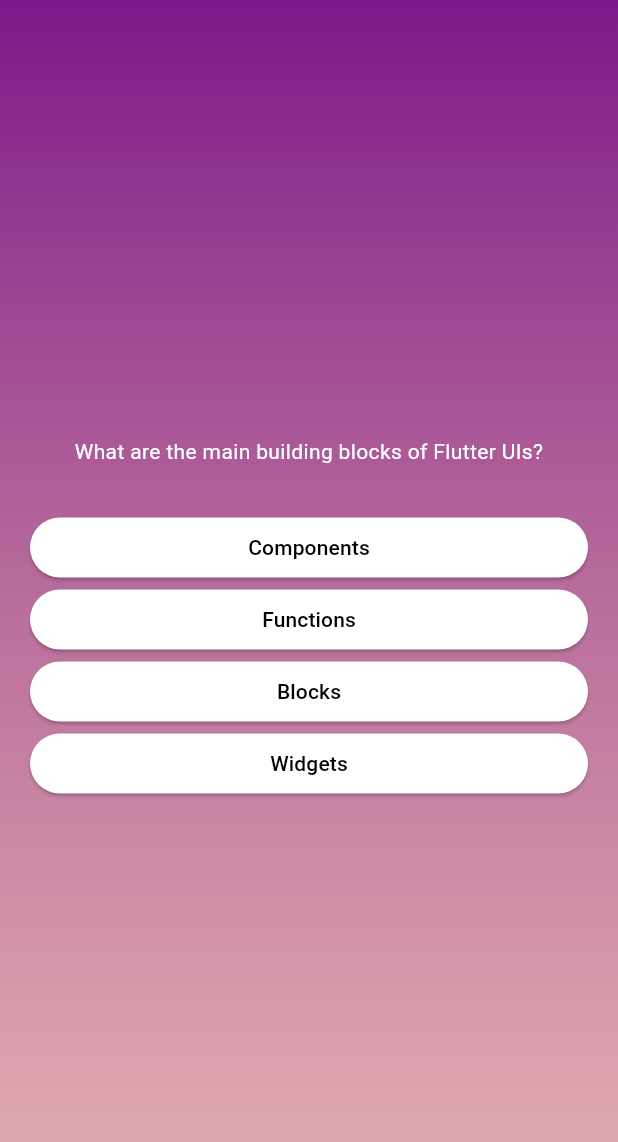
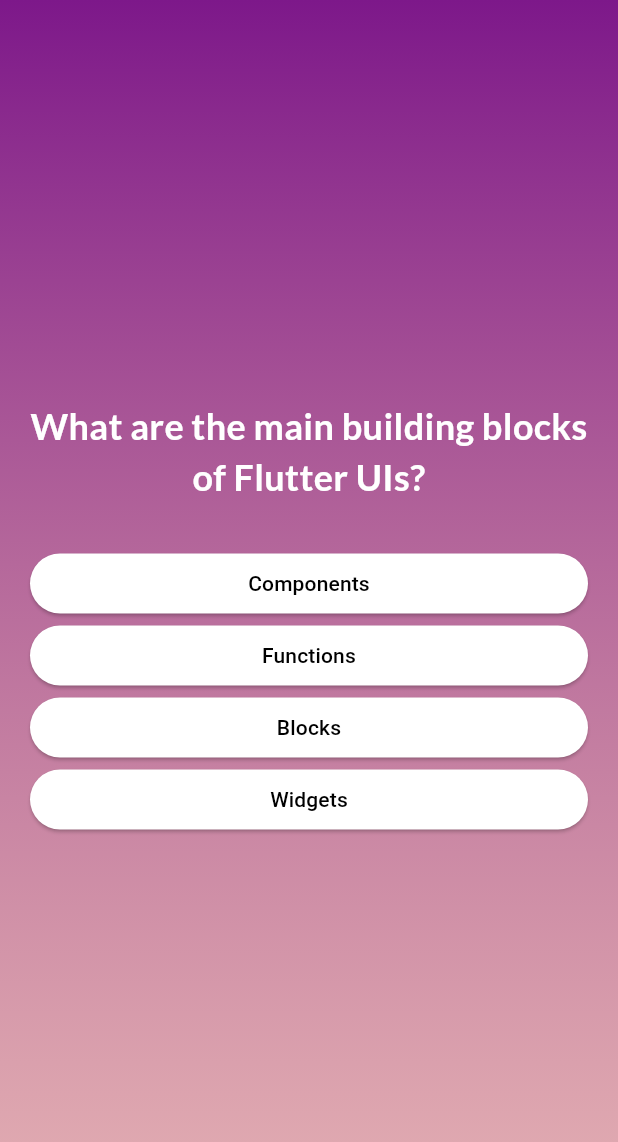
Before and after one commit to shoumik334/quiz_app, a Flutter app: the screen it shows after launch, after a tap on "Start Quiz", on a phone screen of 412 x 824 dp. Shown: the top 1142 px of the screen. Run offline on Flutter 3.47's test engine with Material 3 defaults, Android fonts, the phone set to English and light mode, and no system bars; our stand-ins replace google_fonts.

Commit message:
including google fonts

```diff
--- a/lib/answer_button.dart
+++ b/lib/answer_button.dart
@@ -16,6 +16,6 @@ class AnswerButton extends StatelessWidget {
       shape: RoundedRectangleBorder(borderRadius: BorderRadius.circular(40)),
 
       ) ,
-    child: Text(answerText));
+    child: Text(answerText,textAlign: TextAlign.center,));
   }
 }
--- a/lib/questions_screen.dart
+++ b/lib/questions_screen.dart
@@ -1,6 +1,8 @@
 import 'package:flutter/material.dart';
 import 'package:quiz_app/answer_button.dart';
 import 'package:quiz_app/data/questions.dart';
+import 'package:google_fonts/google_fonts.dart';
+
 //import 'package:quiz_app/models/quiz_question.dart';
 
 class QuestionsScreen extends StatefulWidget {
@@ -13,9 +15,17 @@ class QuestionsScreen extends StatefulWidget {
 }
 
 class _QuestionsScreenState extends State<QuestionsScreen> {
+  var currentQuestionIndex = 0;
+
+  void answerQuestion() {
+    setState(() {
+      currentQuestionIndex++;
+    });
+  }
+
   @override
   Widget build(context) {
-    final currentQuestion = questions[0];
+    final currentQuestion = questions[currentQuestionIndex];
 
     return SizedBox(
       width: double.infinity,
@@ -27,13 +37,17 @@ class _QuestionsScreenState extends State<QuestionsScreen> {
           children: [
             Text(
               currentQuestion.text,
-              style: const TextStyle(color: Colors.white,),
+              style: GoogleFonts.lato(
+                color: const Color.fromARGB(255, 255, 255, 255),
+                fontSize: 24,
+                fontWeight: FontWeight.bold,
+              ),
               textAlign: TextAlign.center,
             ),
             const SizedBox(height: 30),
 
             ...currentQuestion.getSuffledAnswer().map((answer) {
-              return AnswerButton(answerText: answer, onTap: () {});
+              return AnswerButton(answerText: answer, onTap: answerQuestion);
             }),
           ],
         ),
--- a/lib/start_screen.dart
+++ b/lib/start_screen.dart
@@ -1,9 +1,10 @@
 import 'package:flutter/material.dart';
+import 'package:google_fonts/google_fonts.dart';
 
 class StartScreen extends StatelessWidget {
-  const StartScreen(this.startQuiz,{super.key});
+  const StartScreen(this.startQuiz, {super.key});
 
-  final Function () startQuiz;
+  final Function() startQuiz;
 
   @override
   Widget build(Context) {
@@ -22,9 +23,9 @@ class StartScreen extends StatelessWidget {
           //   child: Image.asset('assets/images/quiz-logo.png', width: 300),
           // ),
           SizedBox(height: 30),
-          const Text(
+          Text(
             'Learn Flutter With Fun',
-            style: TextStyle(color: Colors.white, fontSize: 24),
+            style: GoogleFonts.lato(color: Colors.white, fontSize: 24,fontWeight: FontWeight.bold),
           ),
           SizedBox(height: 30),
           OutlinedButton.icon(
@@ -34,7 +35,7 @@ class StartScreen extends StatelessWidget {
               side: BorderSide(color: Colors.white),
             ),
             icon: Icon(Icons.arrow_right_alt),
-            label: const Text('Start Quiz'),
+            label: const Text('Start Quiz',style:TextStyle(fontSize: 20,fontWeight: FontWeight.bold),),
           ),
         ],
       ),
--- a/pubspec.yaml
+++ b/pubspec.yaml
@@ -34,6 +34,7 @@ dependencies:
   # The following adds the Cupertino Icons font to your application.
   # Use with the CupertinoIcons class for iOS style icons.
   cupertino_icons: ^1.0.8
+  google_fonts: ^6.2.1
 
 dev_dependencies:
   flutter_test:
```
Also changed, not shown: pubspec.lock, 7 other files.
